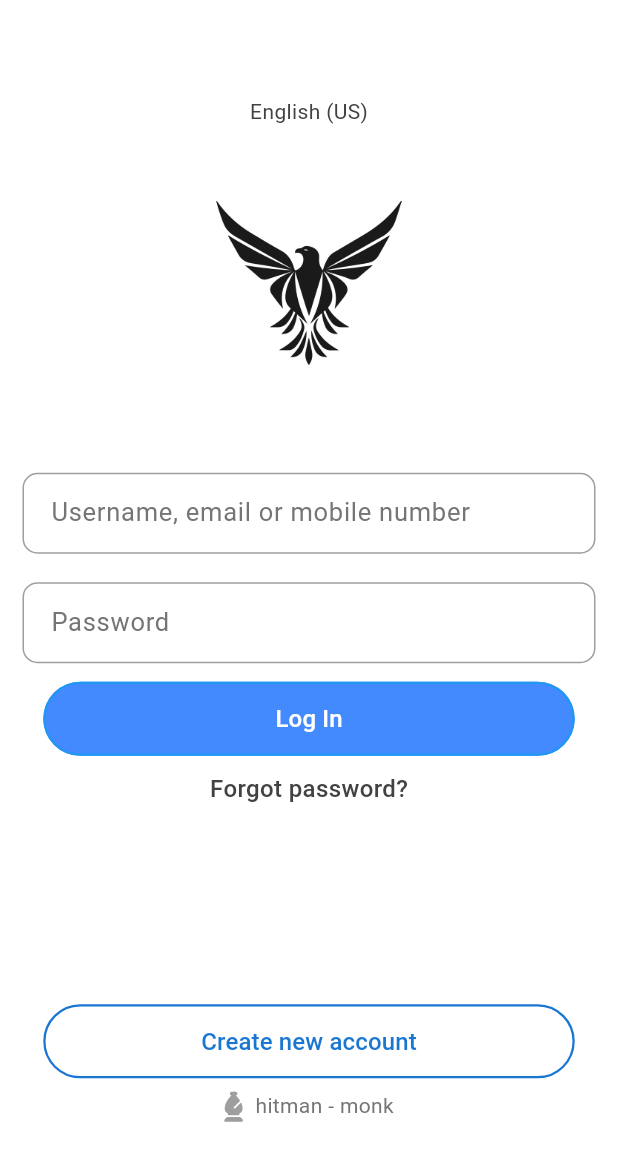
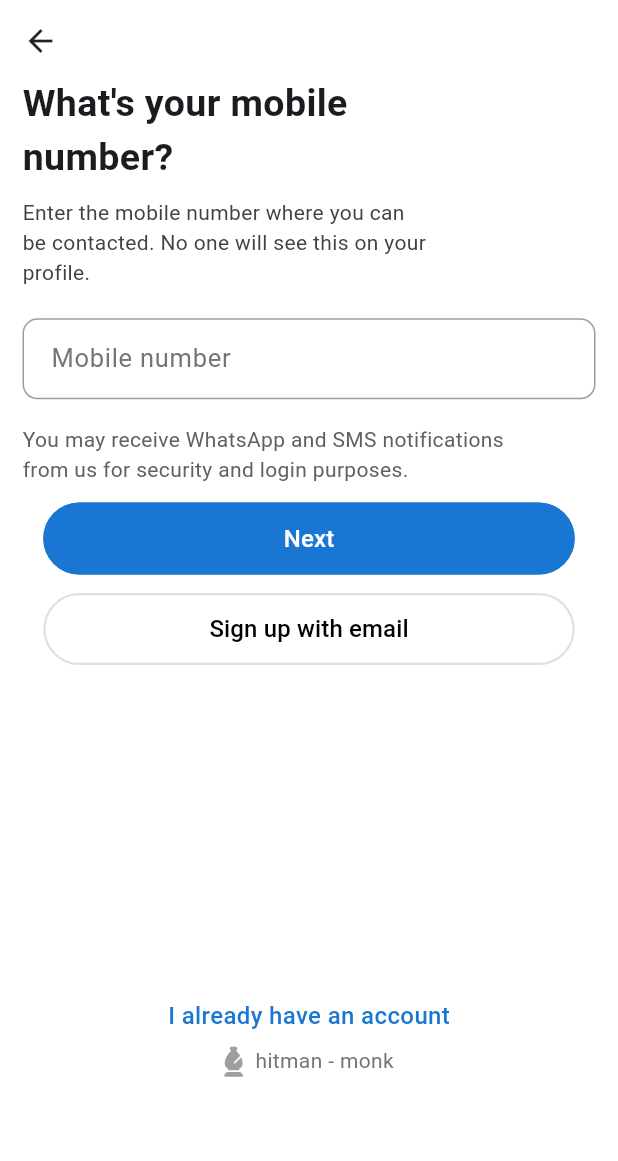
Before and after one commit to Ahmadasghar5/Instagram, a Flutter app: the Login screen opened directly, after a tap on "Create new account", on a phone screen of 412 x 824 dp. Shown: the top 1161 px of the screen. Run offline on Flutter 3.47's test engine with Material 3 defaults, Android fonts, the phone set to English and light mode, and no system bars; our stand-ins replace font_awesome_flutter, get.

Commit message:
Updated code for signUp pages

```diff
--- a/lib/common/app_widgets.dart
+++ b/lib/common/app_widgets.dart
@@ -1,4 +1,5 @@
 import 'package:flutter/material.dart';
+import 'package:font_awesome_flutter/font_awesome_flutter.dart';
 import 'package:instagram/utils/sizes.dart';
 
 class XTextButton extends StatelessWidget {
@@ -8,23 +9,31 @@ class XTextButton extends StatelessWidget {
     this.buttonTextColor = Colors.white,
     this.backGroundColor = Colors.blueAccent,
     this.borderColor = Colors.blue,
+    required this.onTap,
+    this.buttonHeight = 48,
+    this.buttonIcon,
   });
 
   final String buttonText;
   final Color buttonTextColor;
   final Color backGroundColor;
   final Color borderColor;
+  final VoidCallback onTap;
+  final double? buttonHeight;
+  final FaIcon? buttonIcon;
 
   @override
   Widget build(BuildContext context) {
-    return TextButton(
-      onPressed: () {},
+    return TextButton.icon(
+      icon: buttonIcon,
+      iconAlignment: IconAlignment.start,
+      onPressed: onTap,
       style: TextButton.styleFrom(
         side: BorderSide(color: borderColor, width: 1.5),
         backgroundColor: backGroundColor,
-        fixedSize: Size(XSize.xWidth(0.86), XSize.xHeight(0.06)),
+        fixedSize: Size(XSize.xWidth(0.86), buttonHeight!),
       ),
-      child: Text(
+      label: Text(
         buttonText,
         style: TextStyle(color: buttonTextColor, fontSize: 16),
       ),
@@ -54,13 +63,18 @@ class XTextFormField extends StatelessWidget {
       decoration: InputDecoration(
         suffixIcon: suffixIcon,
         labelText: textLabel,
-        labelStyle: TextStyle(color: Colors.grey.shade600,fontSize: 17,),
+        labelStyle: TextStyle(
+          color: Colors.grey.shade600,
+          fontSize: 17,
+        ),
         contentPadding: const EdgeInsets.all(15),
         enabledBorder: const OutlineInputBorder(
             borderSide: BorderSide(color: Colors.grey),
             borderRadius: BorderRadius.all(Radius.circular(10))),
         focusedBorder: OutlineInputBorder(
-            borderSide: BorderSide(color: Colors.grey.shade700,),
+            borderSide: BorderSide(
+              color: Colors.grey.shade700,
+            ),
             borderRadius: const BorderRadius.all(Radius.circular(10))),
       ),
     );
--- a/lib/main.dart
+++ b/lib/main.dart
@@ -1,12 +1,11 @@
 import 'package:flutter/material.dart';
 import 'package:get/get.dart';
-import 'package:instagram/screens/auth/signup/signup.dart';
-
+import 'package:instagram/screens/auth/login/login.dart';
 
 void main() {
   runApp(
     GetMaterialApp(
-      home: Signup(),
+      home: Login(),
       debugShowCheckedModeBanner: false,
     ),
   );
--- a/lib/screens/auth/login/login.dart
+++ b/lib/screens/auth/login/login.dart
@@ -4,6 +4,7 @@ import 'package:font_awesome_flutter/font_awesome_flutter.dart';
 import 'package:get/get.dart';
 import 'package:instagram/common/app_widgets.dart';
 import 'package:instagram/screens/auth/login/controller/login_controller.dart';
+import 'package:instagram/screens/auth/signup/signup.dart';
 import 'package:instagram/utils/assets.dart';
 import 'package:instagram/utils/sizes.dart';
 
@@ -70,7 +71,8 @@ class Login extends StatelessWidget {
                   ),
                 ),
                 XSize.boxHeight(0.015),
-                const XTextButton(
+                XTextButton(
+                  onTap: () {},
                   buttonText: "Log In",
                 ),
                 XSize.boxHeight(0.013),
@@ -78,7 +80,7 @@ class Login extends StatelessWidget {
                   TextSpan(
                     recognizer: TapGestureRecognizer()
                       ..onTap = () {
-                        ///Backend
+                        Get.off(ForgetPassword());
                       },
                     text: "Forgot password?",
                     style: TextStyle(
@@ -90,6 +92,9 @@ class Login extends StatelessWidget {
                 ),
                 XSize.boxHeight(0.16),
                 XTextButton(
+                  onTap: () {
+                    Get.off(SignUpWithPhoneNumber());
+                  },
                   buttonText: "Create new account",
                   buttonTextColor: Colors.blue.shade700,
                   borderColor: Colors.blue.shade700,
--- a/lib/screens/auth/signup/controller/signup_controller.dart
+++ b/lib/screens/auth/signup/controller/signup_controller.dart
@@ -1,6 +1,6 @@
 import 'package:get/get.dart';
 
-class SignupController extends GetxController{
+class SignupController extends GetxController {
 
 
 
--- a/lib/screens/auth/signup/signup.dart
+++ b/lib/screens/auth/signup/signup.dart
@@ -1,107 +1,71 @@
-import 'package:flutter/gestures.dart';
 import 'package:flutter/material.dart';
-import 'package:font_awesome_flutter/font_awesome_flutter.dart';
 import 'package:get/get.dart';
-import 'package:instagram/common/app_widgets.dart';
-import 'package:instagram/utils/sizes.dart';
+import 'package:instagram/screens/auth/login/login.dart';
+import 'package:instagram/screens/auth/signup/widgets_signup/widgets.dart';
 
-class Signup extends StatelessWidget {
-  const Signup({super.key});
+class SignUpWithPhoneNumber extends StatelessWidget {
+  const SignUpWithPhoneNumber({super.key});
 
   @override
   Widget build(BuildContext context) {
-    return SafeArea(
-      child: Scaffold(
-        resizeToAvoidBottomInset: false,
-        body: Container(
-          width: context.width,
-          padding: const EdgeInsets.all(15),
-          child: Listener(
-            behavior: HitTestBehavior.translucent,
-            onPointerDown: (_) {
-              FocusScope.of(context).unfocus();
-            },
-            child: Column(
-              crossAxisAlignment: CrossAxisAlignment.start,
-              children: [
-                GestureDetector(
-                  onTap: () {
-                    /// Backend
-                  },
-                  child: Icon(Icons.arrow_back),
-                ),
-                XSize.boxHeight(0.015),
-                Text(
-                  "What's Your mobile \nnumber?",
-                  style: TextStyle(fontSize: 25, fontWeight: FontWeight.bold),
-                ),
-                XSize.boxHeight(0.01),
-                Text(
-                  "Enter the mobile number where you can \nbe contacted. No one will see this on your \nprofile. ",
-                  style: TextStyle(color: Colors.grey.shade800),
-                ),
-                XSize.boxHeight(0.03),
-                XTextFormField(
-                  textLabel: "Mobile number",
-                ),
-                XSize.boxHeight(0.02),
-                Text(
-                  "You may receive WhatsApp and SMS notifications \nfrom us for security and login purposes.",
-                  style: TextStyle(color: Colors.grey.shade700),
-                ),
-                XSize.boxHeight(0.015),
-                Column(
-                  crossAxisAlignment: CrossAxisAlignment.center,
-                  children: [
-                XTextButton(
-                  buttonText: "Next",
-                  backGroundColor: Colors.blue.shade700,
-                  borderColor: Colors.blue.shade700,
-                ),
-                XSize.boxHeight(0.015),
-                XTextButton(
-                  buttonText: "Sign up with email",
-                  backGroundColor: Colors.white,
-                  buttonTextColor: Colors.black,
-                  borderColor: Colors.grey.shade300,
-                ),
-                XSize.boxHeight(0.28),
-                Text.rich(
-                  TextSpan(
-                    recognizer: TapGestureRecognizer()
-                      ..onTap = () {
-                        /// Backend
-                      },
-                    text: "I already have an account",
-                    style: TextStyle(
-                        color: Colors.blue.shade700,
-                        fontSize: 16,
-                        fontWeight: FontWeight.w500),
-                  ),
-                ),
-                XSize.boxHeight(0.01),
-                Row(
-                  mainAxisAlignment: MainAxisAlignment.center,
-                  children: [
-                    const FaIcon(
-                      FontAwesomeIcons.solidChessBishop,
-                      color: Colors.grey,
-                      size: 20,
-                    ),
-                    XSize.boxWidth(0.02),
-                    Text(
-                      "hitman - monk",
-                      style: TextStyle(color: Colors.grey.shade600),
-                    ),
-                  ],
-                ),
-                  ],
-                )
-              ],
-            ),
-          ),
-        ),
-      ),
+    return SignUp(
+      headerText: "What's your mobile \nnumber?",
+      descriptionText:
+          "Enter the mobile number where you can \nbe contacted. No one will see this on your \nprofile. ",
+      verificationText:
+          "You may receive WhatsApp and SMS notifications \nfrom us for security and login purposes.",
+      fieldLabelText: "Mobile number",
+      secondButtonText: "Sign up with email",
+      onTapSecondButton: () {
+        Get.off(const SignUpWithEmail());
+      },
+      onTapFirstButton: () {},
+      onTapBackButton: () {
+        Get.off(Login());
+      },
     );
   }
 }
+
+class SignUpWithEmail extends StatelessWidget {
+  const SignUpWithEmail({super.key});
+
+  @override
+  Widget build(BuildContext context) {
+    return SignUp(
+      headerText: "What's your email?",
+      descriptionText:
+          "Enter the email where you can be contacted.\nNo one will see this on your profile",
+      fieldLabelText: "Email",
+      secondButtonText: "Sign up with mobile number",
+      onTapSecondButton: () {},
+      onTapFirstButton: () {},
+      onTapBackButton: () {
+        Get.off(const SignUpWithPhoneNumber());
+      },
+    );
+  }
+}
+
+class ForgetPassword extends StatelessWidget {
+  const ForgetPassword({super.key});
+
+  @override
+  Widget build(BuildContext context) {
+    return SignUp(
+      headerText: "Find your account",
+      descriptionText: "Enter your email or username",
+      verificationText:
+          "You may receive WhatsApp and SMS notifications\nfrom us for security and login purposes.",
+      verificationRichText: "Can't reset your password?",
+      fieldLabelText: "Email or username",
+      firstButtonText: "Continue",
+      secondButtonText: "Log in with Facebook",
+      onTapFirstButton: () {},
+      onTapSecondButton: () {},
+      onTapBackButton: () {
+        Get.off(Login());
+      },
+    );
+  }
+}
--- /dev/null
+++ b/lib/screens/auth/signup/widgets_signup/widgets.dart
@@ -0,0 +1,199 @@
+import 'package:flutter/gestures.dart';
+import 'package:flutter/material.dart';
+import 'package:font_awesome_flutter/font_awesome_flutter.dart';
+import 'package:get/get.dart';
+import 'package:instagram/common/app_widgets.dart';
+import 'package:instagram/utils/sizes.dart';
+
+class SignUp extends StatelessWidget {
+  const SignUp({
+    super.key,
+    required this.headerText,
+    required this.descriptionText,
+    this.verificationText,
+    this.verificationRichText,
+    required this.fieldLabelText,
+    this.firstButtonText = "Next",
+    required this.secondButtonText,
+    required this.onTapSecondButton,
+    required this.onTapFirstButton,
+    required this.onTapBackButton,
+  });
+
+  final String headerText;
+  final String descriptionText;
+  final String? verificationText;
+  final String? verificationRichText;
+  final String fieldLabelText;
+  final String firstButtonText;
+  final String secondButtonText;
+  final VoidCallback onTapFirstButton;
+  final VoidCallback onTapSecondButton;
+  final VoidCallback onTapBackButton;
+
+  @override
+  Widget build(BuildContext context) {
+    return SafeArea(
+      child: Scaffold(
+        backgroundColor: Colors.white,
+        resizeToAvoidBottomInset: false,
+        body: Container(
+          width: context.width,
+          padding: const EdgeInsets.all(15),
+          child: Listener(
+            behavior: HitTestBehavior.translucent,
+            onPointerDown: (_) {
+              FocusScope.of(context).unfocus();
+            },
+            child: Column(
+              crossAxisAlignment: CrossAxisAlignment.start,
+              children: [
+                GestureDetector(
+                  onTap: onTapBackButton,
+                  child: const Icon(Icons.arrow_back),
+                ),
+                XSize.boxHeight(0.015),
+                Text(
+                  headerText,
+                  style: const TextStyle(
+                      fontSize: 25, fontWeight: FontWeight.bold),
+                ),
+                XSize.boxHeight(0.01),
+                Text(
+                  descriptionText,
+                  style: TextStyle(color: Colors.grey.shade800),
+                ),
+
+                /// checkPost => verificationText
+                if (verificationRichText != null) ...[
+                  Text.rich(TextSpan(
+                      text: verificationRichText,
+                      style: TextStyle(
+                          color: Colors.blue.shade700,
+                          fontSize: 16,
+                          fontWeight: FontWeight.w500))),
+                ],
+                XSize.boxHeight(0.025),
+                XTextFormField(
+                  textLabel: fieldLabelText,
+                ),
+                XSize.boxHeight(0.02),
+
+                /// checkPost => verificationText
+                if (verificationText != null) ...[
+                  Text(
+                    verificationText!,
+                    style: TextStyle(color: Colors.grey.shade700),
+                  ),
+                ],
+                XSize.boxHeight(0.015),
+                Column(
+                  crossAxisAlignment: CrossAxisAlignment.center,
+                  children: [
+                    XTextButton(
+                      onTap: () {},
+                      buttonText: firstButtonText,
+                      backGroundColor: Colors.blue.shade700,
+                      borderColor: Colors.blue.shade700,
+                    ),
+
+                    /// checkPost => verificationRichText
+                    if (verificationRichText != null) ...[
+                      XSize.boxHeight(0.02),
+                      Text(
+                        "Search by mobile number instead",
+                        style: TextStyle(
+                            fontWeight: FontWeight.w500, fontSize: 16),
+                      ),
+                      XSize.boxHeight(0.015),
+                      Row(
+                        children: [
+                          Expanded(
+                            child: Divider(
+                              thickness: 0.3,
+                              color: Colors.black,
+                            ),
+                          ),
+                          Padding(
+                            padding:
+                                const EdgeInsets.symmetric(horizontal: 8.0),
+                            child: Text(
+                              'OR',
+                              style: TextStyle(
+                                color: Colors.grey.shade700,
+                                fontSize: 16,
+                              ),
+                            ),
+                          ),
+                          Expanded(
+                            child: Divider(
+                              thickness: 0.3,
+                              color: Colors.black,
+                            ),
+                          ),
+                        ],
+                      ),
+                    ],
+                    XSize.boxHeight(0.015),
+                    XTextButton(
+                      buttonIcon: (verificationRichText != null)
+                          ? FaIcon(
+                              FontAwesomeIcons.facebook,
+                              size: 20,
+                            )
+                          : null,
+                      onTap: onTapSecondButton,
+                      buttonText: secondButtonText,
+                      backGroundColor: Colors.white,
+                      buttonTextColor: Colors.black,
+                      borderColor: Colors.grey.shade300,
+                      buttonHeight: (verificationRichText != null) ? 15 : 48,
+                    ),
+
+                    /// checkPost => verificationText
+                    if (verificationText == null) ...[
+                      XSize.boxHeight(0.124),
+                    ],
+                    XSize.boxHeight(0.27),
+                    Text.rich(
+                      TextSpan(
+                        recognizer: TapGestureRecognizer()
+                          ..onTap = () {
+                            /// Backend
+                          },
+                        text: "I already have an account",
+                        style: TextStyle(
+                            color: Colors.blue.shade700,
+                            fontSize: 16,
+                            fontWeight: FontWeight.w500),
+                      ),
+                    ),
+                    XSize.boxHeight(0.01),
+                    Positioned(
+                      bottom: 50,
+                      child: Row(
+                        mainAxisAlignment: MainAxisAlignment.center,
+                        children: [
+                          const FaIcon(
+                            FontAwesomeIcons.solidChessBishop,
+                            color: Colors.grey,
+                            size: 20,
+                          ),
+                          XSize.boxWidth(0.02),
+                          Text(
+                            "hitman - monk",
+                            style: TextStyle(color: Colors.grey.shade600),
+                          ),
+                        ],
+                      ),
+                    ),
+                  ],
+                )
+              ],
+            ),
+          ),
+        ),
+      ),
+    );
+  }
+}
```
